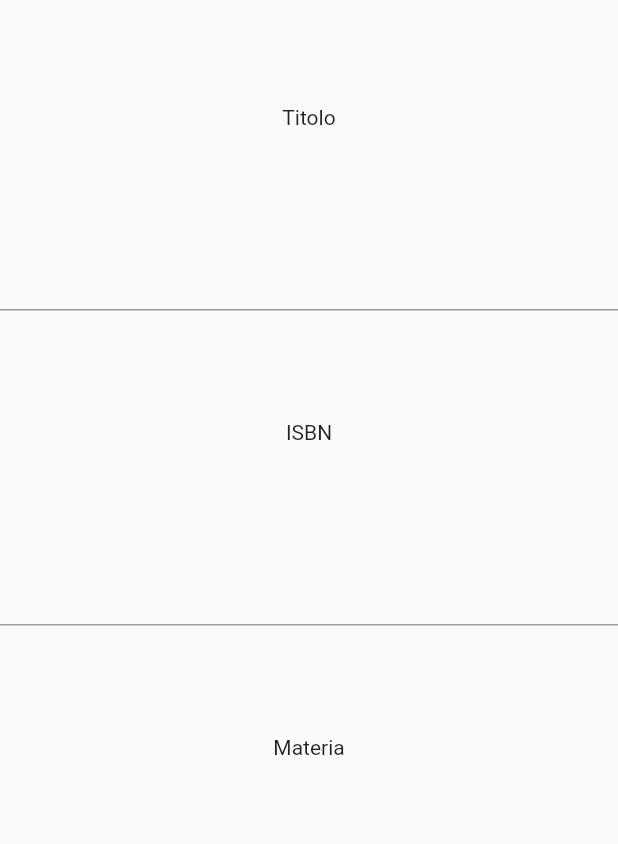
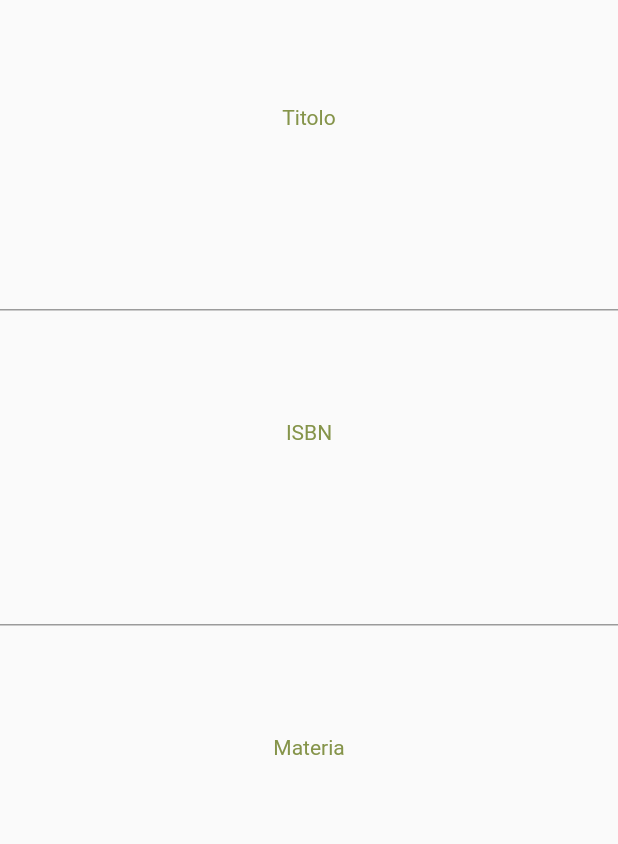
Before and after one commit to Tiaaaaaa/shop, a Flutter app: the FilerZone widget shown alone on an empty page, opened directly, on a phone screen of 412 x 824 dp. Shown: the part 186-1030 px from the top of the screen. Run offline on Flutter 3.47's test engine with Material 2 defaults, Android fonts, the phone set to English and light mode, and no system bars; Roboto replaces fonts that are missing (Helvetica).

Commit message:
stili aggiustati nella ScaricoPage

```diff
--- a/frontend/lib/scarico_page.dart
+++ b/frontend/lib/scarico_page.dart
@@ -111,10 +111,19 @@ class ScaricoPage extends StatelessWidget {
                       ),
                       child: Row(
                         mainAxisAlignment: MainAxisAlignment.spaceEvenly,
-                        children: const [
-                          Text("titolo"),
-                          Text("materia"),
-                          Text("prezzo")
+                        children: [
+                          Text(
+                            "titolo",
+                            style: defaultTextStyle,
+                          ),
+                          Text(
+                            "materia",
+                            style: defaultTextStyle,
+                          ),
+                          Text(
+                            "prezzo",
+                            style: defaultTextStyle,
+                          )
                         ],
                       ));
                 }, childCount: 20),
@@ -175,13 +184,22 @@ class _FilterZoneState extends State<FilerZone> {
   Widget build(BuildContext context) {
     return Column(
       mainAxisAlignment: MainAxisAlignment.spaceEvenly,
-      children: const [
+      children: [
         DropdownButtonMenu(),
-        Text("Titolo"),
+        Text(
+          "Titolo",
+          style: defaultTextStyle,
+        ),
         TextField(),
-        Text("ISBN"),
+        Text(
+          "ISBN",
+          style: defaultTextStyle,
+        ),
         TextField(),
-        Text("Materia"),
+        Text(
+          "Materia",
+          style: defaultTextStyle,
+        ),
         TextField()
       ],
     );
```
